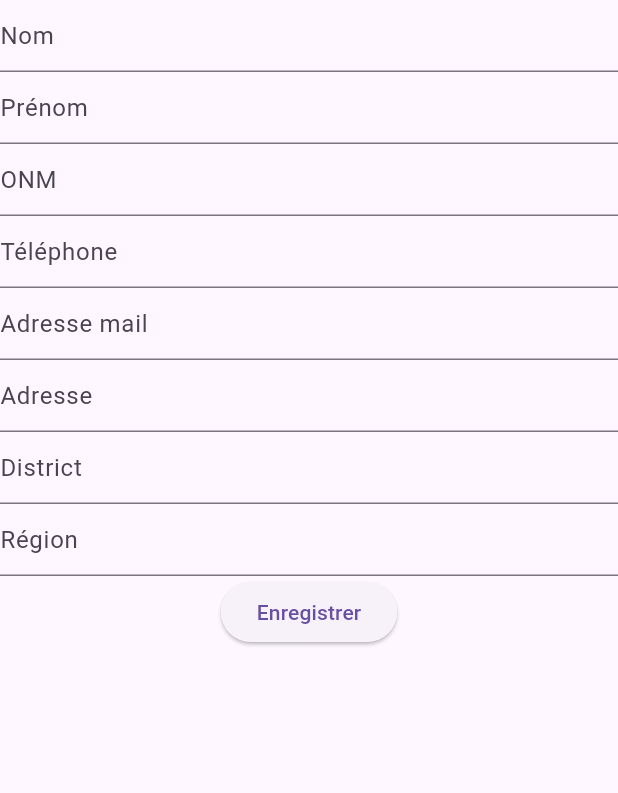
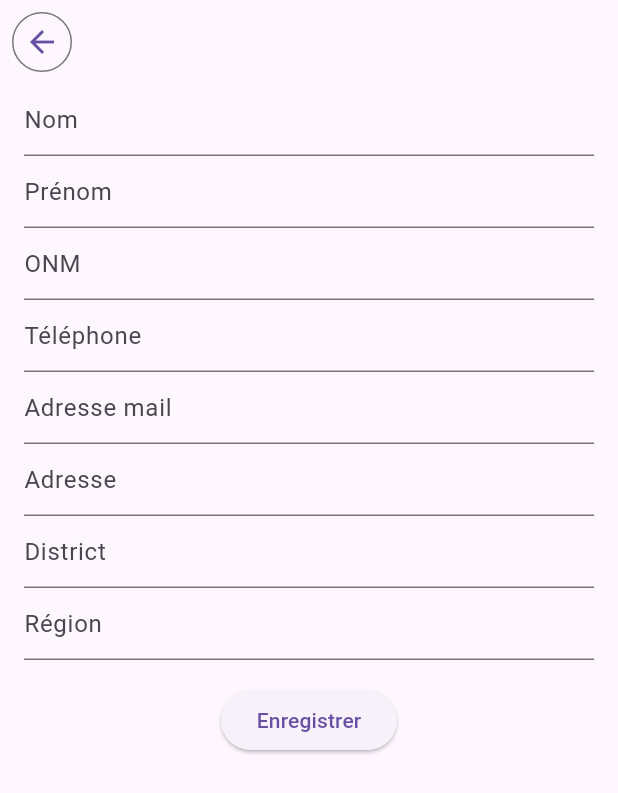
Before and after one commit to narisraz/doc-discovery, a Flutter app: the PractitionerForm screen opened directly, on a phone screen of 412 x 824 dp. Shown: the top 793 px of the screen. Run offline on Flutter 3.47's test engine with Material 3 defaults, Android fonts, the phone set to English and light mode, and no system bars; our stand-ins replace cloud_firestore, dartz, equatable, file_picker, firebase_core, firebase_storage and 2 more; missing offline and left inert: algolia; accounts and stored records are empty; generated files the repository leaves out were written again.

Commit message:
✨ Pass to pro

```diff
--- a/lib/presentation/profile/practitioner_profile.dart
+++ b/lib/presentation/profile/practitioner_profile.dart
@@ -70,13 +70,13 @@ class PractitionerProfileState extends ConsumerState<PractitionerProfile> {
               ],
               flexibleSpace: FlexibleSpaceBar(
                 background: Hero(
-                  tag: 'profile-picture',
+                  tag: 'profile-picture-${widget.practitioner.id}',
                   child: isUploadingPictureProfile
                       ? const Center(child: CircularProgressIndicator())
                       : profilePicture.isNotEmpty
                           ? Image.network(
                               profilePicture,
-                              fit: BoxFit.fitHeight,
+                              fit: BoxFit.cover,
                             )
                           : Image.asset("assets/images/default-profile.jpg"),
                 ),
--- a/lib/presentation/search/search_result_item.dart
+++ b/lib/presentation/search/search_result_item.dart
@@ -37,7 +37,7 @@ class SearchResultItemState extends ConsumerState<SearchResultItem> {
       leading: ClipRRect(
         borderRadius: BorderRadius.circular(8),
         child: Hero(
-          tag: 'profile-picture',
+          tag: 'profile-picture-${widget.practitionerEntity.id}',
           child: profilePicture.startsWith("assets")
               ? Image.asset(profilePicture)
               : Image.network(profilePicture),
--- a/lib/presentation/signup/practitioner_form.dart
+++ b/lib/presentation/signup/practitioner_form.dart
@@ -1,6 +1,7 @@
 import 'package:docdiscovery/core/providers.dart';
 import 'package:docdiscovery/domain/entities/address.dart';
 import 'package:docdiscovery/domain/entities/practitioner.dart';
+import 'package:docdiscovery/presentation/home.dart';
 import 'package:flutter/material.dart';
 import 'package:flutter_riverpod/flutter_riverpod.dart';
 
@@ -37,8 +38,9 @@ class PractitionerForm extends ConsumerWidget {
                 )))
             .then((value) {
           if (value.isRight()) {
-            ScaffoldMessenger.of(context)
-                .showSnackBar(const SnackBar(content: Text("Saved")));
+            Navigator.of(context).push(MaterialPageRoute(builder: (context) {
+              return const Home();
+            }));
           } else {
             ScaffoldMessenger.of(context)
                 .showSnackBar(const SnackBar(content: Text("Invalide")));
@@ -47,7 +49,19 @@ class PractitionerForm extends ConsumerWidget {
       }
     }
 
-    return Form(
+    return Scaffold(
+      appBar: AppBar(
+        leading: IconButton.outlined(
+          color: Theme.of(context).colorScheme.primary,
+          icon: const Icon(Icons.arrow_back),
+          onPressed: () => Navigator.of(context).pop(),
+        ),
+      ),
+      body: SingleChildScrollView(
+        child: SafeArea(
+          child: Padding(
+            padding: const EdgeInsets.symmetric(horizontal: 16),
+            child: Form(
               key: globalKey,
               child: Column(
                 children: [
@@ -133,14 +147,21 @@ class PractitionerForm extends ConsumerWidget {
                       return null;
                     },
                   ),
-          ElevatedButton(
+                  Padding(
+                    padding: const EdgeInsets.symmetric(vertical: 16),
+                    child: ElevatedButton(
                       onPressed: () {
                         onSave();
                       },
                       key: const Key('submit_button'),
                       child: const Text('Enregistrer'),
+                    ),
                   )
                 ],
+              ),
+            ),
+          ),
+        ),
       ),
     );
   }
```
Also changed, not shown: lib/main.dart (+2 -23 lines), lib/presentation/home.dart (added, +33 -0 lines), lib/presentation/search/search_practitioner.dart (+11 -4 lines), 2 other files. Lines whose indentation alone changed are shown as unchanged.
